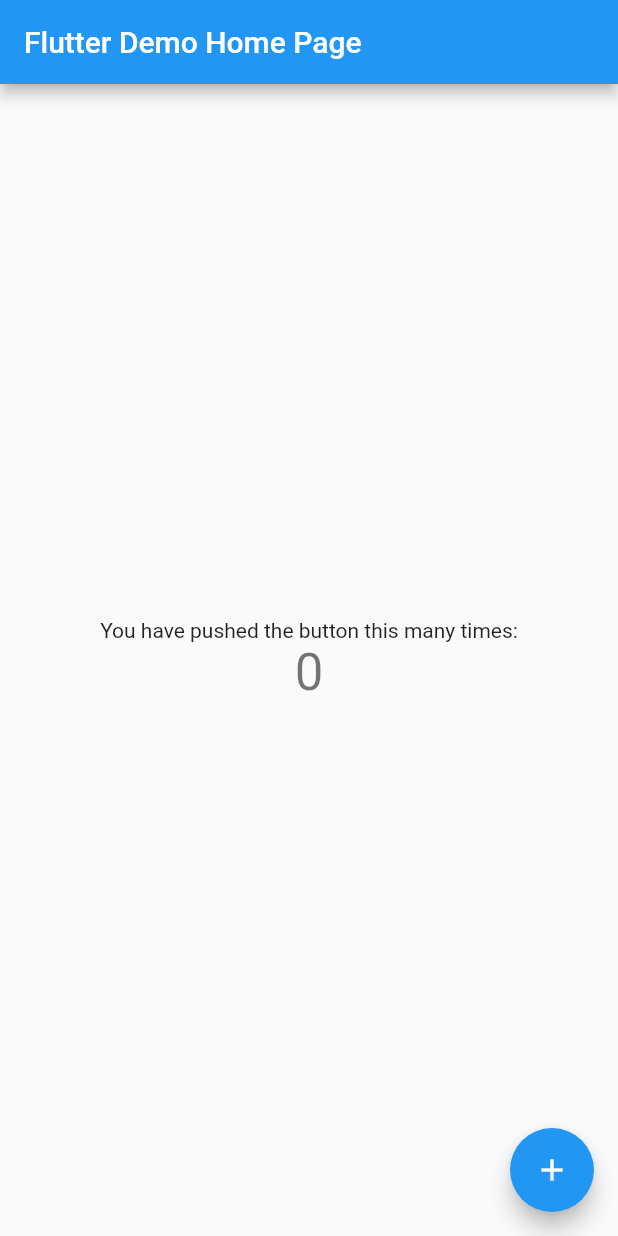
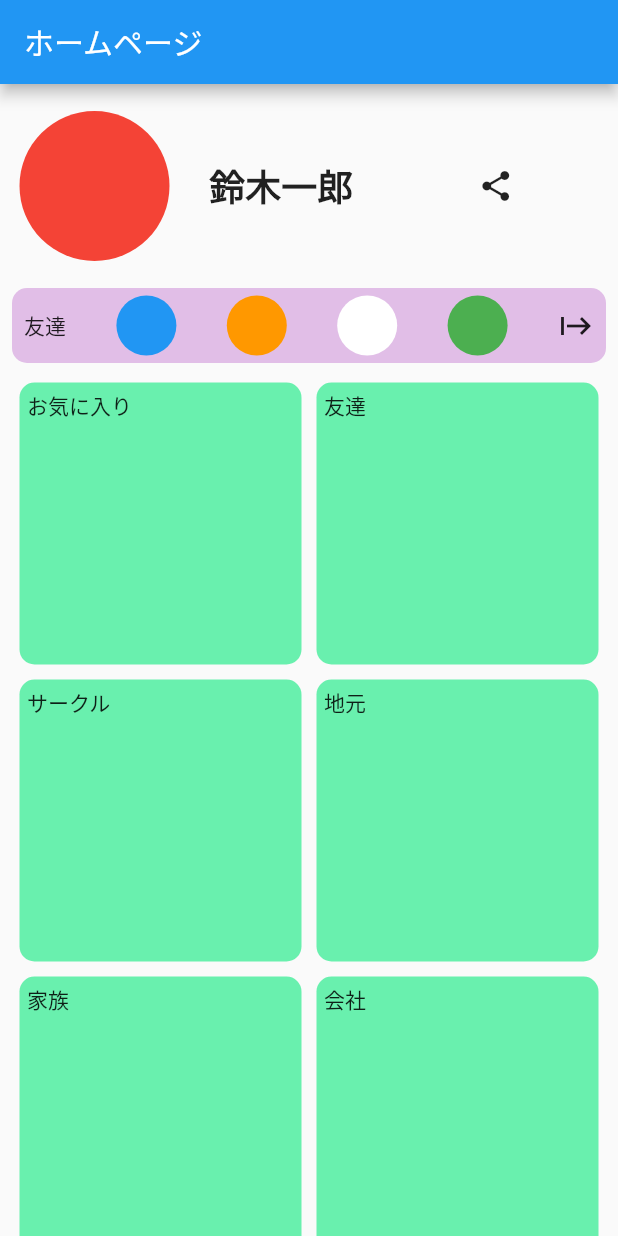
Before and after one commit to trm11tkr/connectionary, a Flutter app: the screen it shows after launch, on a phone screen of 412 x 824 dp. Run offline on Flutter 3.47's test engine with Material 2 defaults, Android fonts, the phone set to English and light mode, and no system bars.

Commit message:
ホームページのデザイン

```diff
--- a/lib/main.dart
+++ b/lib/main.dart
@@ -1,3 +1,5 @@
+import 'package:connectionary/view/home_page.dart';
+import 'package:connectionary/view/login_page.dart';
 import 'package:flutter/material.dart';
 
 void main() {
@@ -13,33 +15,15 @@ class MyApp extends StatelessWidget {
     return MaterialApp(
       title: 'Flutter Demo',
       theme: ThemeData(
-        // This is the theme of your application.
-        //
-        // Try running your application with "flutter run". You'll see the
-        // application has a blue toolbar. Then, without quitting the app, try
-        // changing the primarySwatch below to Colors.green and then invoke
-        // "hot reload" (press "r" in the console where you ran "flutter run",
-        // or simply save your changes to "hot reload" in a Flutter IDE).
-        // Notice that the counter didn't reset back to zero; the application
-        // is not restarted.
         primarySwatch: Colors.blue,
       ),
-      home: const MyHomePage(title: 'Flutter Demo Home Page'),
+      home: HomePage(),
     );
   }
 }
 
 class MyHomePage extends StatefulWidget {
   const MyHomePage({Key? key, required this.title}) : super(key: key);
-
-  // This widget is the home page of your application. It is stateful, meaning
-  // that it has a State object (defined below) that contains fields that affect
-  // how it looks.
-
-  // This class is the configuration for the state. It holds the values (in this
-  // case the title) provided by the parent (in this case the App widget) and
-  // used by the build method of the State. Fields in a Widget subclass are
-  // always marked "final".
 
   final String title;
 
@@ -52,47 +36,18 @@ class _MyHomePageState extends State<MyHomePage> {
 
   void _incrementCounter() {
     setState(() {
-      // This call to setState tells the Flutter framework that something has
-      // changed in this State, which causes it to rerun the build method below
-      // so that the display can reflect the updated values. If we changed
-      // _counter without calling setState(), then the build method would not be
-      // called again, and so nothing would appear to happen.
       _counter++;
     });
   }
 
   @override
   Widget build(BuildContext context) {
-    // This method is rerun every time setState is called, for instance as done
-    // by the _incrementCounter method above.
-    //
-    // The Flutter framework has been optimized to make rerunning build methods
-    // fast, so that you can just rebuild anything that needs updating rather
-    // than having to individually change instances of widgets.
     return Scaffold(
       appBar: AppBar(
-        // Here we take the value from the MyHomePage object that was created by
-        // the App.build method, and use it to set our appbar title.
         title: Text(widget.title),
       ),
       body: Center(
-        // Center is a layout widget. It takes a single child and positions it
-        // in the middle of the parent.
         child: Column(
-          // Column is also a layout widget. It takes a list of children and
-          // arranges them vertically. By default, it sizes itself to fit its
-          // children horizontally, and tries to be as tall as its parent.
-          //
-          // Invoke "debug painting" (press "p" in the console, choose the
-          // "Toggle Debug Paint" action from the Flutter Inspector in Android
-          // Studio, or the "Toggle Debug Paint" command in Visual Studio Code)
-          // to see the wireframe for each widget.
-          //
-          // Column has various properties to control how it sizes itself and
-          // how it positions its children. Here we use mainAxisAlignment to
-          // center the children vertically; the main axis here is the vertical
-          // axis because Columns are vertical (the cross axis would be
-          // horizontal).
           mainAxisAlignment: MainAxisAlignment.center,
           children: <Widget>[
             const Text(
--- /dev/null
+++ b/lib/view/home_page.dart
@@ -0,0 +1,107 @@
+import 'package:flutter/material.dart';
+
+class HomePage extends StatelessWidget {
+  const HomePage({Key? key}) : super(key: key);
+
+  @override
+  Widget build(BuildContext context) {
+    final community = [
+      _communityBox(Colors.greenAccent, 'お気に入り'),
+      _communityBox(Colors.greenAccent, '友達'),
+      _communityBox(Colors.greenAccent, 'サークル'),
+      _communityBox(Colors.greenAccent, '地元'),
+      _communityBox(Colors.greenAccent, '家族'),
+      _communityBox(Colors.greenAccent, '会社'),
+      _communityBox(Colors.greenAccent, '教授'),
+      _communityBox(Colors.greenAccent, 'バイト'),
+    ];
+
+    return Scaffold(
+      appBar: AppBar(
+        title: const Text('ホームページ'),
+      ),
+      body: Column(
+        children: [
+          Center(
+            child: Container(
+              width: double.infinity,
+              height: 120,
+              margin: const EdgeInsets.all(8),
+              padding: const EdgeInsets.all(5),
+              child: Row (
+                mainAxisAlignment: MainAxisAlignment.spaceBetween,
+                children: [
+                  exampleCircle(Colors.red, 100, 100),
+                  const Text(
+                    '鈴木一郎',
+                    style: TextStyle(
+                      fontWeight: FontWeight.bold,
+                      fontSize: 24,
+                    ),
+                  ),
+                  const SizedBox(width: 30,),
+                  const Icon(Icons.share),
+                  const SizedBox(width: 30,),
+                ],
+              ),
+            ),
+          ),
+          Container(
+            padding: const EdgeInsets.only(left: 8, right: 8),
+            margin: const EdgeInsets.only(left: 8, right: 8),
+            width: double.infinity,
+            height: 50,
+            child: Row(
+              mainAxisAlignment: MainAxisAlignment.spaceBetween,
+              children: [
+                const Text(
+                  '友達',
+                ),
+                exampleCircle(Colors.blue, 40, 40),
+                exampleCircle(Colors.orange, 40, 40),
+                exampleCircle(Colors.white, 40, 40),
+                exampleCircle(Colors.green, 40, 40),
+                const Icon(Icons.start),
+              ],
+            ),
+            decoration: BoxDecoration(
+              color: Colors.purple[100],
+              borderRadius: BorderRadius.circular(10),
+            ),
+          ),
+          Expanded(
+              child: GridView.count(
+            padding: const EdgeInsets.all(8),
+            crossAxisCount: 2,
+            children: community,
+          )),
+        ],
+      ),
+    );
+  }
+
+  Widget exampleCircle(Color color, double width, double height) {
+    return Container(
+      width: width,
+      height: height,
+      decoration: BoxDecoration(
+        color: color,
+        shape: BoxShape.circle,
+      ),
+    );
+  }
+
+  Widget _communityBox(Color color, String text) {
+    return Container(
+      margin: const EdgeInsets.all(5),
+      child: Padding(
+        padding: const EdgeInsets.only(left: 5.0, top: 5.0),
+        child: Text(text),
+      ),
+      decoration: BoxDecoration(
+        color: color,
+        borderRadius: BorderRadius.circular(10),
+      ),
+    );
+  }
+}
--- /dev/null
+++ b/lib/view/login_page.dart
@@ -0,0 +1,33 @@
+import 'package:connectionary/view/home_page.dart';
+import 'package:flutter/material.dart';
+
+class LoginPage extends StatelessWidget {
+  const LoginPage({Key? key}) : super(key: key);
+
+  @override
+  Widget build(BuildContext context) {
+    return Scaffold(
+      appBar: AppBar(
+        title: const Text('ログインページ'),
+      ),
+      body: Center(
+        child: Column(
+          mainAxisAlignment: MainAxisAlignment.center,
+          children: <Widget>[
+            ElevatedButton(
+              child: const Text('ログイン'),
+              onPressed: () async {
+                // チャット画面に遷移＋ログイン画面を破棄
+                await Navigator.of(context).pushReplacement(
+                  MaterialPageRoute(builder: (context) {
+                    return HomePage();
+                  }),
+                );
+              },
+            )
+          ],
+        ),
+      ),
+    );
+  }
+}
```
